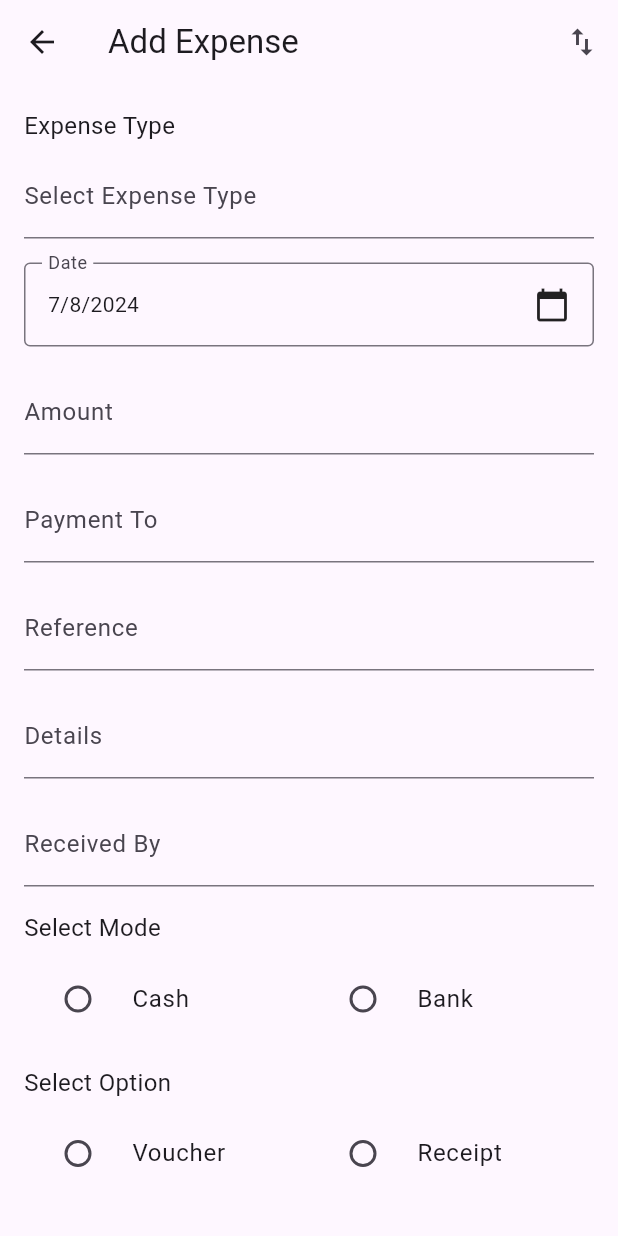
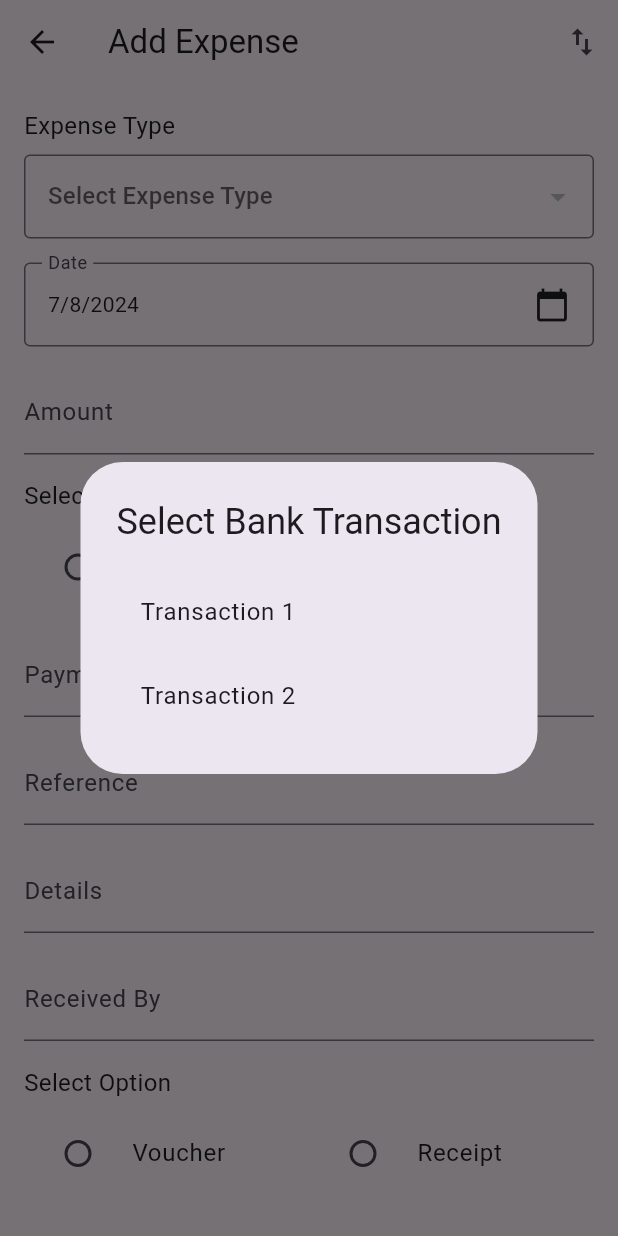
Before and after one commit to rohinicomplex/rohini_app_flutter, a Flutter app: the ExpenseAddScreen screen opened by its route, after a tap on the "import export" icon, on a phone screen of 412 x 824 dp. Run offline on Flutter 3.47's test engine with Material 3 defaults, Android fonts, the phone set to English and light mode, and no system bars; our stand-ins replace file_picker, firebase_core, flutter_contacts, local_auth, permission_handler, shared_preferences and 1 more; missing offline and left inert: flutter_file_downloader, syncfusion_flutter_signaturepad; accounts and stored records are empty; network calls fail.

Commit message:
updated expense and notice screen

```diff
--- a/lib/expense.dart
+++ b/lib/expense.dart
@@ -1,8 +1,7 @@
 import 'package:flutter/material.dart';
 import 'package:syncfusion_flutter_signaturepad/signaturepad.dart';
-import 'dart:ui' as ui;
 import 'package:file_picker/file_picker.dart';
-import 'package:intl/intl.dart'; // Import for formatting currency
+import 'package:intl/intl.dart';
 import 'package:http/http.dart' as http;
 import 'dart:convert';
 
@@ -61,6 +60,11 @@ class _ExpenseAddScreenState extends State<ExpenseAddScreen> {
     }
   }
 
+  String _formatCurrency(String value) {
+    final format = NumberFormat.currency(locale: 'en_IN', symbol: '₹');
+    return format.format(double.parse(value));
+  }
+
   @override
   Widget build(BuildContext context) {
     return Scaffold(
@@ -80,14 +84,25 @@ class _ExpenseAddScreenState extends State<ExpenseAddScreen> {
           children: [
             Text('Expense Type', style: TextStyle(fontSize: 16)),
             SizedBox(height: 8.0),
-            _buildAutocompleteField(
-              label: 'Select Expense Type',
-              suggestions: _expenseTypes,
-              onChanged: (value) {
+            DropdownButtonFormField<String>(
+              decoration: InputDecoration(
+                border: OutlineInputBorder(),
+              ),
+              value:
+                  _selectedExpenseType.isNotEmpty ? _selectedExpenseType : null,
+              hint: Text('Select Expense Type'),
+              onChanged: (String? newValue) {
                 setState(() {
-                  _selectedExpenseType = value;
+                  _selectedExpenseType = newValue!;
                 });
               },
+              items:
+                  _expenseTypes.map<DropdownMenuItem<String>>((String value) {
+                return DropdownMenuItem<String>(
+                  value: value,
+                  child: Text(value),
+                );
+              }).toList(),
             ),
             SizedBox(height: 16.0),
             InkWell(
@@ -114,6 +129,48 @@ class _ExpenseAddScreenState extends State<ExpenseAddScreen> {
               decoration: InputDecoration(labelText: 'Amount'),
               controller: _amountController,
               keyboardType: TextInputType.number,
+              /*onChanged: (value) {
+                if (value.isNotEmpty) {
+                  final formattedValue =
+                      _formatCurrency(value.replaceAll(RegExp(r'[^0-9]'), ''));
+                  _amountController.value = TextEditingValue(
+                    text: formattedValue,
+                    selection:
+                        TextSelection.collapsed(offset: formattedValue.length),
+                  );
+                }
+              },*/
+            ),
+            SizedBox(height: 16.0),
+            Text('Select Mode', style: TextStyle(fontSize: 16)),
+            SizedBox(height: 8.0),
+            Row(
+              children: [
+                Expanded(
+                  child: RadioListTile<String>(
+                    title: Text('Cash'),
+                    value: 'Cash',
+                    groupValue: _selectedMode,
+                    onChanged: (String? value) {
+                      setState(() {
+                        _selectedMode = value!;
+                      });
+                    },
+                  ),
+                ),
+                Expanded(
+                  child: RadioListTile<String>(
+                    title: Text('Bank'),
+                    value: 'Bank',
+                    groupValue: _selectedMode,
+                    onChanged: (String? value) {
+                      setState(() {
+                        _selectedMode = value!;
+                      });
+                    },
+                  ),
+                ),
+              ],
             ),
             SizedBox(height: 16.0),
             _buildAutocompleteField(
@@ -154,37 +211,6 @@ class _ExpenseAddScreenState extends State<ExpenseAddScreen> {
                   _receivedBy = value;
                 });
               },
-            ),
-            SizedBox(height: 16.0),
-            Text('Select Mode', style: TextStyle(fontSize: 16)),
-            SizedBox(height: 8.0),
-            Row(
-              children: [
-                Expanded(
-                  child: RadioListTile<String>(
-                    title: Text('Cash'),
-                    value: 'Cash',
-                    groupValue: _selectedMode,
-                    onChanged: (String? value) {
-                      setState(() {
-                        _selectedMode = value!;
-                      });
-                    },
-                  ),
-                ),
-                Expanded(
-                  child: RadioListTile<String>(
-                    title: Text('Bank'),
-                    value: 'Bank',
-                    groupValue: _selectedMode,
-                    onChanged: (String? value) {
-                      setState(() {
-                        _selectedMode = value!;
-                      });
-                    },
-                  ),
-                ),
-              ],
             ),
             SizedBox(height: 16.0),
             Text('Select Option', style: TextStyle(fontSize: 16)),
@@ -238,6 +264,8 @@ class _ExpenseAddScreenState extends State<ExpenseAddScreen> {
             SizedBox(height: 16.0),
             if (_selectedOption == 'Voucher') ...[
               SizedBox(height: 16.0),
+              Stack(
+                children: [
                   Container(
                     decoration: BoxDecoration(
                       color: Colors.white,
@@ -252,12 +280,15 @@ class _ExpenseAddScreenState extends State<ExpenseAddScreen> {
                       maximumStrokeWidth: 2.0,
                     ),
                   ),
-              SizedBox(
-                  height:
-                      16.0), // Gap between the signature panel and the clear button
-              ElevatedButton(
+                  Positioned(
+                    right: 8.0,
+                    top: 8.0,
+                    child: IconButton(
+                      icon: Icon(Icons.delete, color: Colors.red),
                       onPressed: _clearSignature,
-                child: Text('Clear Signature'),
+                    ),
+                  ),
+                ],
               ),
             ],
             SizedBox(height: 16.0),
@@ -276,7 +307,7 @@ class _ExpenseAddScreenState extends State<ExpenseAddScreen> {
       context: context,
       initialDate: _selectedDate,
       firstDate: DateTime(1900),
-      lastDate: DateTime(2101),
+      lastDate: DateTime.now(),
     );
     if (picked != null && picked != _selectedDate)
       setState(() {
@@ -287,7 +318,7 @@ class _ExpenseAddScreenState extends State<ExpenseAddScreen> {
   Widget _buildAutocompleteField({
     required String label,
     required List<String> suggestions,
-    required Function(String) onChanged,
+    required ValueChanged<String> onChanged,
   }) {
     return Autocomplete<String>(
       optionsBuilder: (TextEditingValue textEditingValue) {
@@ -303,14 +334,12 @@ class _ExpenseAddScreenState extends State<ExpenseAddScreen> {
       onSelected: (String selection) {
         onChanged(selection);
       },
-      fieldViewBuilder: (
-        BuildContext context,
-        TextEditingController textEditingController,
+      fieldViewBuilder: (BuildContext context,
+          TextEditingController fieldTextEditingController,
           FocusNode focusNode,
-        VoidCallback onFieldSubmitted,
-      ) {
+          VoidCallback onFieldSubmitted) {
         return TextFormField(
-          controller: textEditingController,
+          controller: fieldTextEditingController,
           focusNode: focusNode,
           decoration: InputDecoration(labelText: label),
           onChanged: (value) {
@@ -325,43 +354,64 @@ class _ExpenseAddScreenState extends State<ExpenseAddScreen> {
     try {
       FilePickerResult? result = await FilePicker.platform.pickFiles(
         type: FileType.custom,
-        allowedExtensions: ['pdf', 'doc', 'docx'],
+        allowedExtensions: ['jpg', 'pdf', 'doc'],
       );
       if (result != null) {
-        PlatformFile file = result.files.first;
-        print('File picked: ${file.name}');
-        // Handle file selection
+        // Handle selected file
       }
     } catch (e) {
-      // Handle errors
+      // Handle error
     }
   }
 
-  void _takePicture() async {
-    // Implement taking picture functionality
+  void _takePicture() {
+    // Handle taking a picture
+  }
+
+  void _clearSignature() {
+    _signaturePadKey.currentState!.clear();
   }
 
   void _importBankTransactions() async {
-    // Implement import bank transactions functionality
-  }
+    // Implement importing bank transactions and showing a popup dialog
+    final selectedTransaction = await showDialog<String>(
+      context: context,
+      builder: (BuildContext context) {
+        return AlertDialog(
+          title: Text('Select Bank Transaction'),
+          content: SingleChildScrollView(
+            child: Column(
+              children: [
+                ListTile(
+                  title: Text('Transaction 1'),
+                  onTap: () {
+                    Navigator.of(context).pop('Transaction 1');
+                  },
+                ),
+                ListTile(
+                  title: Text('Transaction 2'),
+                  onTap: () {
+                    Navigator.of(context).pop('Transaction 2');
+                  },
+                ),
+                // Add more transactions as needed
+              ],
+            ),
+          ),
+        );
+      },
+    );
 
-  void _clearSignature() {
-    _signaturePadKey.currentState?.clear();
-  }
-
-  void _saveSignature() async {
-    final ui.Image? image = await _signaturePadKey.currentState?.toImage();
-    if (image != null) {
-      /* final ByteData? byteData =
-          await image.toByteData(format: ui.ImageByteFormat.png);
-      final Uint8List? uint8List = byteData?.buffer.asUint8List();
-      if (uint8List != null) {
-        // Save or upload the signature image
-      }*/
+    if (selectedTransaction != null) {
+      // Update reference and amount based on the selected transaction
+      setState(() {
+        _reference = selectedTransaction;
+        // Update amount if needed
+      });
     }
   }
 
   void _submitForm() {
-    // Implement form submission functionality
+    // Handle form submission
   }
 }
```
Also changed, not shown: lib/notice.dart (+33 -5 lines). Lines whose indentation alone changed are shown as unchanged.
